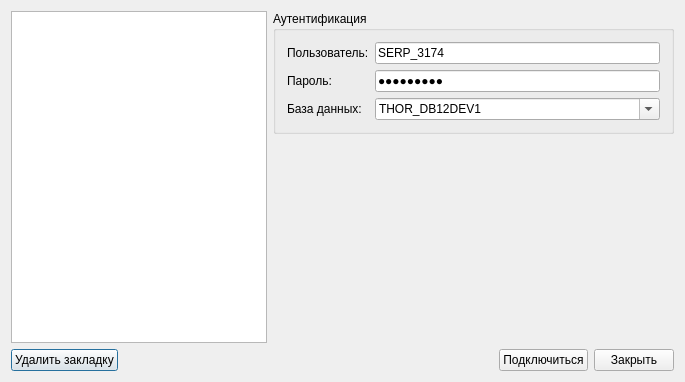
Above: FmtLib/ui/oracleauthdlg.ui from Smitt64/WorkFMT before the change. Below: the same form after it.
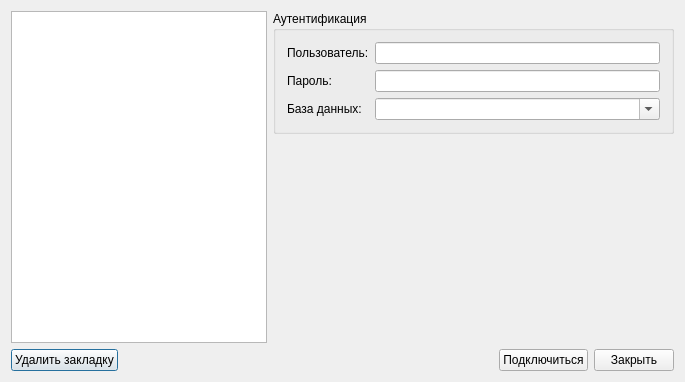
That is the form after the change. Icons and pictures are not drawn.

What changed in the file:
```diff
--- a/FmtLib/ui/oracleauthdlg.ui
+++ b/FmtLib/ui/oracleauthdlg.ui
@@ -56,7 +56,7 @@
             <item row="0" column="1">
              <widget class="QLineEdit" name="lineEdit_username">
               <property name="text">
-               <string>SERP_3174</string>
+               <string/>
               </property>
              </widget>
             </item>
@@ -70,7 +70,7 @@
             <item row="1" column="1">
              <widget class="QLineEdit" name="lineEdit_passw">
               <property name="text">
-               <string>SERP_3174</string>
+               <string/>
               </property>
               <property name="echoMode">
                <enum>QLineEdit::Password</enum>
@@ -90,7 +90,7 @@
                <bool>true</bool>
               </property>
               <property name="currentText">
-               <string>THOR_DB12DEV1</string>
+               <string/>
               </property>
              </widget>
             </item>
```
